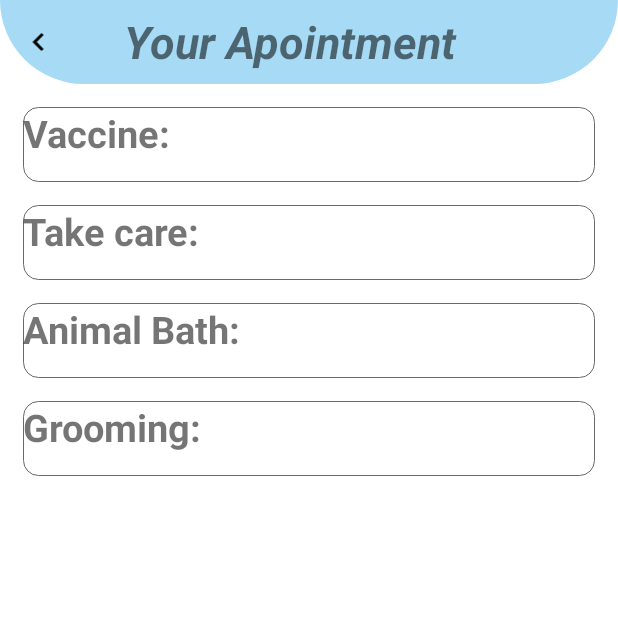
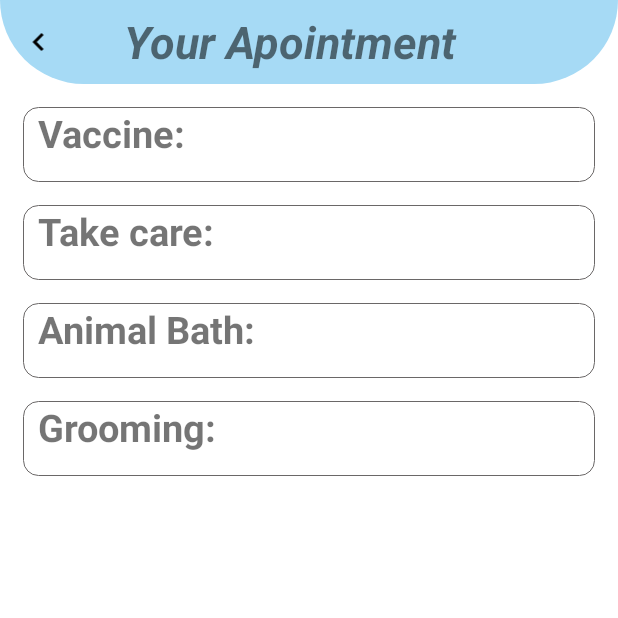
Before and after one commit to NguyennTrungg/NguyennTrungg.github.io, an Android app: the AppointmentSchedule screen opened directly, with no data from a screen before it, on a phone screen of 412 x 824 dp, the top half of it. Run offline under Robolectric (Android 15) with nearby library versions, the phone set to English and light mode, and no system bars; our stand-ins replace EventBus, Firebase (no records; nobody signed in at launch, a user with empty details on screens opened directly).

Commit message:
layout update

```diff
--- a/app/src/main/res/layout/activity_appointment_schedule.xml
+++ b/app/src/main/res/layout/activity_appointment_schedule.xml
@@ -51,7 +51,8 @@
             android:layout_marginLeft="15dp"
             android:layout_marginRight="15dp"
             android:textStyle="bold"
-            android:background="@drawable/cutom_edt4"/>
+            android:background="@drawable/cutom_edt4"
+            android:paddingLeft="10dp"/>
         <TextView
             android:id="@+id/txt_takecare"
             android:layout_width="match_parent"
@@ -63,7 +64,8 @@
             android:layout_marginLeft="15dp"
             android:layout_marginRight="15dp"
             android:layout_below="@id/txt_vaccine"
-            android:background="@drawable/cutom_edt4"/>
+            android:background="@drawable/cutom_edt4"
+            android:paddingLeft="10dp"/>
         <TextView
             android:id="@+id/txt_bath"
             android:layout_width="match_parent"
@@ -75,7 +77,8 @@
             android:layout_marginLeft="15dp"
             android:layout_marginRight="15dp"
             android:layout_below="@id/txt_takecare"
-            android:background="@drawable/cutom_edt4"/>
+            android:background="@drawable/cutom_edt4"
+            android:paddingLeft="10dp"/>
         <TextView
             android:id="@+id/txt_grooming"
             android:layout_width="match_parent"
@@ -87,7 +90,8 @@
             android:layout_marginLeft="15dp"
             android:layout_marginRight="15dp"
             android:layout_below="@id/txt_bath"
-            android:background="@drawable/cutom_edt4"/>
+            android:background="@drawable/cutom_edt4"
+            android:paddingLeft="10dp"/>
     </RelativeLayout>
 
 </RelativeLayout>
--- a/app/src/main/res/layout/orders.xml
+++ b/app/src/main/res/layout/orders.xml
@@ -10,7 +10,8 @@
         android:layout_width="180dp"
         android:layout_height="180dp"
         android:background="@drawable/back"
-        android:layout_centerHorizontal="true"/>
+        android:layout_centerHorizontal="true"
+        android:layout_marginTop="30dp"/>
 
     <TextView
         android:id="@+id/et_LichHen"
```
